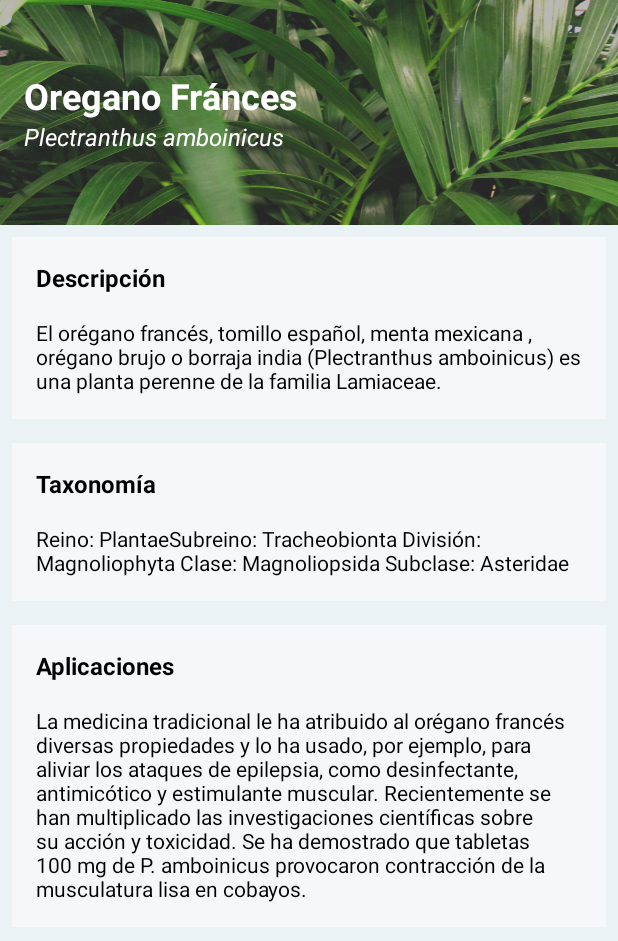
After one commit to AlejandroTrejoCode/BotaniQR, an Android app: the fragment PlanFragment shown on its own in the app's theme, on a phone screen of 412 x 824 dp. The commit adds this screen. Shown: the top 941 px of the screen. Run offline under Robolectric (Android 15) with nearby library versions, the phone set to English and light mode, and no system bars.

Commit message:
Diseño de "Detalle Plantas" o "Planta Escaneada"

```diff
--- a/app/build.gradle
+++ b/app/build.gradle
@@ -26,6 +26,7 @@ dependencies {
     implementation 'com.android.support:support-v4:27.1.0'
     implementation 'com.android.support:design:27.1.0'
     implementation 'com.roughike:bottom-bar:2.3.1'
+    implementation 'com.google.android.gms:play-services-vision:12.0.0'
     testImplementation 'junit:junit:4.12'
     androidTestImplementation 'com.android.support.test:runner:1.0.1'
     androidTestImplementation 'com.android.support.test.espresso:espresso-core:3.0.1'
--- a/app/src/main/AndroidManifest.xml
+++ b/app/src/main/AndroidManifest.xml
@@ -6,6 +6,8 @@
     <uses-permission android:name="android.permission.READ_EXTERNAL_STORAGE" />
     <uses-permission android:name="android.permission.READ_INTERNAL_STORAGE" />
     <uses-permission android:name="android.permission.ACCESS_NETWORK_STATE" />
+    <uses-permission android:name="android.permission.CAMERA"/>
+
 
     <application
         android:allowBackup="true"
@@ -14,6 +16,8 @@
         android:roundIcon="@mipmap/ic_launcher_round"
         android:supportsRtl="true"
         android:theme="@style/AppTheme">
+        <meta-data android:name="com.google.android.gms.vision.DEPENDENCIES"
+            android:value="barcode"/>
         <activity android:name=".view.view.MainActivity">
             <intent-filter>
                 <action android:name="android.intent.action.MAIN" />
--- a/app/src/main/java/com/verde/upqroo/verdesuperior/view/view/fragments/CameraFragment.java
+++ b/app/src/main/java/com/verde/upqroo/verdesuperior/view/view/fragments/CameraFragment.java
@@ -1,19 +1,40 @@
 package com.verde.upqroo.verdesuperior.view.view.fragments;
 
 
+import android.Manifest;
+import android.content.Intent;
+import android.content.pm.PackageManager;
 import android.os.Bundle;
 import android.support.v4.app.Fragment;
+import android.support.v4.content.ContextCompat;
+import android.support.v4.util.SparseArrayCompat;
+import android.util.SparseArray;
 import android.view.LayoutInflater;
+import android.view.SurfaceHolder;
+import android.view.SurfaceView;
 import android.view.View;
 import android.view.ViewGroup;
+import android.widget.Toast;
 
+import com.google.android.gms.vision.CameraSource;
+import com.google.android.gms.vision.Detector;
+import com.google.android.gms.vision.barcode.Barcode;
+import com.google.android.gms.vision.barcode.BarcodeDetector;
 import com.verde.upqroo.verdesuperior.R;
+
+import java.io.IOException;
+
+import static android.app.Activity.RESULT_OK;
 
 /**
  * A simple {@link Fragment} subclass.
  */
 public class CameraFragment extends Fragment {
 
+    SurfaceView cameraView;
+    BarcodeDetector barcodeDetector;
+    CameraSource cameraSource;
+    SurfaceHolder surfaceHolder;
 
     public CameraFragment() {
         // Required empty public constructor
@@ -23,8 +44,12 @@ public class CameraFragment extends Fragment {
     @Override
     public View onCreateView(LayoutInflater inflater, ViewGroup container,
                              Bundle savedInstanceState) {
-        // Inflate the layout for this fragment
-        return inflater.inflate(R.layout.fragment_camera, container, false);
+
+        final View view = inflater.inflate(R.layout.fragment_camera, container, false);
+
+
+
+        return view;
     }
 
 }
--- /dev/null
+++ b/app/src/main/java/com/verde/upqroo/verdesuperior/view/view/fragments/PlanFragment.java
@@ -0,0 +1,33 @@
+package com.verde.upqroo.verdesuperior.view.view.fragments;
+
+
+import android.os.Bundle;
+import android.support.v4.app.Fragment;
+import android.view.LayoutInflater;
+import android.view.View;
+import android.view.ViewGroup;
+
+import com.verde.upqroo.verdesuperior.R;
+
+/**
+ * A simple {@link Fragment} subclass.
+ */
+public class PlanFragment extends Fragment {
+
+
+    public PlanFragment() {
+        // Required empty public constructor
+    }
+
+
+    @Override
+    public View onCreateView(LayoutInflater inflater, ViewGroup container,
+                             Bundle savedInstanceState) {
+        // Inflate the layout for this fragment
+
+        View view = inflater.inflate(R.layout.fragment_plan, container, false);
+
+        return view;
+    }
+
+}
--- a/app/src/main/res/layout/fragment_camera.xml
+++ b/app/src/main/res/layout/fragment_camera.xml
@@ -5,10 +5,9 @@
     android:layout_height="match_parent"
     tools:context=".view.view.fragments.CameraFragment">
 
-    <!-- TODO: Update blank fragment layout -->
-    <TextView
+    <SurfaceView
+        android:id="@+id/CameraView"
         android:layout_width="match_parent"
-        android:layout_height="match_parent"
-        android:text="@string/hello_blank_fragment" />
+        android:layout_height="match_parent" />
 
 </FrameLayout>
--- a/app/src/main/res/layout/fragment_explore.xml
+++ b/app/src/main/res/layout/fragment_explore.xml
@@ -7,8 +7,9 @@
 
     <!-- TODO: Update blank fragment layout -->
     <TextView
+        android:id="@+id/ResultScan"
         android:layout_width="match_parent"
         android:layout_height="match_parent"
-        android:text="@string/hello_blank_fragment" />
+        android:text="Explorar" />
 
 </FrameLayout>
--- /dev/null
+++ b/app/src/main/res/layout/fragment_plan.xml
@@ -0,0 +1,153 @@
+<?xml version="1.0" encoding="utf-8"?>
+<LinearLayout
+    xmlns:android="http://schemas.android.com/apk/res/android"
+    xmlns:tools="http://schemas.android.com/tools"
+    android:layout_width="match_parent"
+    android:layout_height="match_parent"
+    android:orientation="vertical"
+    tools:context=".view.view.fragments.PlanFragment">
+
+
+    <ScrollView
+        android:layout_width="match_parent"
+        android:layout_height="wrap_content">
+
+        <LinearLayout
+            android:layout_width="match_parent"
+            android:layout_height="wrap_content"
+            android:orientation="vertical">
+
+            <RelativeLayout
+                android:id="@+id/BannerLayout"
+                android:layout_width="match_parent"
+                android:layout_height="@dimen/banner_height"
+                android:orientation="vertical"
+                >
+
+                <ImageView
+                    android:id="@+id/BannerImage"
+                    android:layout_width="match_parent"
+                    android:layout_height="wrap_content"
+                    android:background="@drawable/examplecardimage" />
+
+                <LinearLayout
+                    android:id="@+id/BannerTitles"
+                    android:layout_width="match_parent"
+                    android:layout_height="match_parent"
+                    android:orientation="vertical"
+                    android:background="#53292929"
+                    android:gravity="center"
+                    android:padding="@dimen/padding"
+                    >
+
+                    <TextView
+                        android:id="@+id/BannerTitle"
+                        android:layout_width="match_parent"
+                        android:layout_height="wrap_content"
+                        android:textColor="@color/white"
+                        android:textStyle="bold"
+                        android:textSize="@dimen/BannerTitle"
+                        android:text="@string/BannerTitle"/>
+
+                    <TextView
+                        android:id="@+id/BannerCTitle"
+                        android:layout_width="match_parent"
+                        android:layout_height="wrap_content"
+                        android:textColor="@color/white"
+                        android:textStyle="italic"
+                        android:textSize="@dimen/BannerCTitle"
+                        android:text="@string/BannerCTitle"/>
+
+                </LinearLayout>
+
+            </RelativeLayout>
+
+            <LinearLayout
+                android:layout_width="match_parent"
+                android:layout_height="wrap_content"
+                android:layout_margin="@dimen/margin"
+                android:orientation="vertical"
+                android:background="@color/backgroundBanner">
+
+                <TextView
+                    android:id="@+id/BannerDescription"
+                    android:layout_width="match_parent"
+                    android:layout_height="wrap_content"
+                    android:textSize="@dimen/TextNormal"
+                    android:textStyle="bold"
+                    android:paddingTop="@dimen/padding"
+                    android:paddingLeft="@dimen/padding"
+                    android:paddingRight="@dimen/padding"
+                    android:text="@string/BannerDescription"/>
+
+                <TextView
+                    android:id="@+id/BannerDescriptionContent"
+                    android:layout_width="match_parent"
+                    android:layout_height="wrap_content"
+                    android:textSize="@dimen/TextSmall"
+                    android:padding="@dimen/padding"
+                    android:text="@string/BannerDescriptionContent"/>
+
+            </LinearLayout>
+
+            <LinearLayout
+                android:layout_width="match_parent"
+                android:layout_height="wrap_content"
+                android:layout_margin="@dimen/margin"
+                android:orientation="vertical"
+                android:background="@color/backgroundBanner">
+
+                <TextView
+                    android:id="@+id/BannerTaxonomia"
+                    android:layout_width="match_parent"
+                    android:layout_height="wrap_content"
+                    android:textSize="@dimen/TextNormal"
+                    android:textStyle="bold"
+                    android:paddingTop="@dimen/padding"
+                    android:paddingLeft="@dimen/padding"
+                    android:paddingRight="@dimen/padding"
+                    android:text="@string/BannerTaxonomia"/>
+
+                <TextView
+                    android:id="@+id/BannerTaxonomiaContent"
+                    android:layout_width="match_parent"
+                    android:layout_height="wrap_content"
+                    android:textSize="@dimen/TextSmall"
+                    android:padding="@dimen/padding"
+                    android:text="@string/BannerTaxonomiaContent"/>
+
+            </LinearLayout>
+
+            <LinearLayout
+                android:layout_width="match_parent"
+                android:layout_height="wrap_content"
+                android:layout_margin="@dimen/margin"
+                android:orientation="vertical"
+                android:background="@color/backgroundBanner">
+
+                <TextView
+                    android:id="@+id/BannerAplicacion"
+                    android:layout_width="match_parent"
+                    android:layout_height="wrap_content"
+                    android:textSize="@dimen/TextNormal"
+                    android:textStyle="bold"
+                    android:paddingTop="@dimen/padding"
+                    android:paddingLeft="@dimen/padding"
+                    android:paddingRight="@dimen/padding"
+                    android:text="@string/BannerAplicacion"/>
+
+                <TextView
+                    android:id="@+id/BannerAplicacionContent"
+                    android:layout_width="match_parent"
+                    android:layout_height="wrap_content"
+                    android:textSize="@dimen/TextSmall"
+                    android:padding="@dimen/padding"
+                    android:text="@string/BannerAplicacionContent"/>
+
+            </LinearLayout>
+
+        </LinearLayout>
+
+    </ScrollView>
+
+</LinearLayout>
--- a/app/src/main/res/layout/fragment_report.xml
+++ b/app/src/main/res/layout/fragment_report.xml
@@ -4,7 +4,6 @@
     android:layout_width="match_parent"
     android:layout_height="match_parent"
     xmlns:app="http://schemas.android.com/apk/res-auto"
-    android:background="@color/red"
     tools:context=".view.view.fragments.ReportFragment">
 
     <LinearLayout
--- a/app/src/main/res/values/colors.xml
+++ b/app/src/main/res/values/colors.xml
@@ -11,5 +11,7 @@
     <color name="red">#B71C1C</color>
     <color name="blue">#0D47A1</color>
     <color name="teal">#004d40</color>
+    <color name="background">#eaf2f5</color>
+    <color name="backgroundBanner">#f6f7f9</color>
 
 </resources>
--- a/app/src/main/res/values/dimen.xml
+++ b/app/src/main/res/values/dimen.xml
@@ -1,5 +1,6 @@
 <resources>
     <dimen name="cardview_height">200dp</dimen>
+    <dimen name="banner_height">150dp</dimen>
     <dimen name="cardview_radius">10dp</dimen>
 
     <!-- BottomBar -->
@@ -8,13 +9,18 @@
     <!-- Margins & Paddings-->
     <dimen name="padding">16dp</dimen>
     <dimen name="paddingTopBottom">8dp</dimen>
-    <dimen name="margin">16dp</dimen>
+    <dimen name="margin">8dp</dimen>
 
     <!-- Fonts Size -->
     <dimen name="title_card">24sp</dimen>
     <dimen name="ctitle_card">16sp</dimen>
 
+    <dimen name="BannerTitle">24sp</dimen>
+    <dimen name="BannerCTitle">16sp</dimen>
+
     <dimen name="TextLarge">24sp</dimen>
     <dimen name="TextMedium">20sp</dimen>
+    <dimen name="TextNormal">16sp</dimen>
+    <dimen name="TextSmall">14sp</dimen>
 
 </resources>
--- a/app/src/main/res/values/strings.xml
+++ b/app/src/main/res/values/strings.xml
@@ -10,4 +10,17 @@
     <string name="tab_camera">Escaner</string>
     <string name="tab_irrigation">Riego</string>
     <string name="tab_report">Reportar</string>
+
+    <!-- Banner -->
+    <string name="BannerTitle">Oregano Fránces</string>
+    <string name="BannerCTitle">Plectranthus amboinicus</string>
+
+    <string name="BannerDescription">Descripción</string>
+    <string name="BannerDescriptionContent">El orégano francés, tomillo español, menta mexicana , orégano brujo o borraja india (Plectranthus amboinicus) es una planta perenne de la familia Lamiaceae.</string>
+    <string name="BannerTaxonomia">Taxonomía</string>
+    <string name="BannerTaxonomiaContent">Reino: PlantaeSubreino: Tracheobionta División: Magnoliophyta Clase: Magnoliopsida Subclase: Asteridae</string>
+    <string name="BannerAplicacion">Aplicaciones</string>
+    <string name="BannerAplicacionContent">La medicina tradicional le ha atribuido al orégano francés diversas propiedades y lo ha usado, por ejemplo, para aliviar los ataques de epilepsia, como desinfectante, antimicótico y estimulante muscular. Recientemente se han multiplicado las investigaciones científicas sobre su acción y toxicidad. Se ha demostrado que tabletas 100 mg de P. amboinicus provocaron contracción de la musculatura lisa en cobayos.</string>
+
+
 </resources>
--- a/app/src/main/res/values/styles.xml
+++ b/app/src/main/res/values/styles.xml
@@ -4,9 +4,9 @@
     <style name="AppTheme" parent="Theme.AppCompat.Light.NoActionBar">
         <!-- Customize your theme here. -->
         <item name="colorPrimary">@color/darkGreen</item>
-        <item name="colorPrimaryDark">@color/black</item>
+        <item name="colorPrimaryDark">@color/lightGreen</item>
         <item name="colorAccent">@color/colorAccent</item>
-        <item name="android:windowBackground">@color/lightGray</item>
+        <item name="android:windowBackground">@color/background</item>
         <item name="android:textColorPrimary">@color/white</item>
         <item name="android:textColor">@color/black</item>
     </style>
--- a/app/src/main/res/xml/bottombar_tabs.xml
+++ b/app/src/main/res/xml/bottombar_tabs.xml
@@ -11,28 +11,28 @@
     <tab
         id="@+id/explore"
         title="@string/tab_explore"
-        barColorWhenSelected="@color/teal"
+        barColorWhenSelected="@color/lightGreen"
         icon="@drawable/ic_explore"
         />
 
     <tab
         id="@+id/camera"
         title="@string/tab_camera"
-        barColorWhenSelected="@color/black"
+        barColorWhenSelected="@color/lightGreen"
         icon="@drawable/ic_camera"
         />
 
     <tab
         id="@+id/irrigation"
         title="@string/tab_irrigation"
-        barColorWhenSelected="@color/blue"
+        barColorWhenSelected="@color/lightGreen"
         icon="@drawable/ic_water"
         />
 
     <tab
         id="@+id/report"
         title="@string/tab_report"
-        barColorWhenSelected="@color/red"
+        barColorWhenSelected="@color/lightGreen"
         icon="@drawable/ic_report"
         />
 
```
Also changed, not shown: app/src/main/res/drawable-hdpi/examplecardimage.png (added), app/src/main/res/drawable-mdpi/examplecardimage.png (added), 3 other files.
